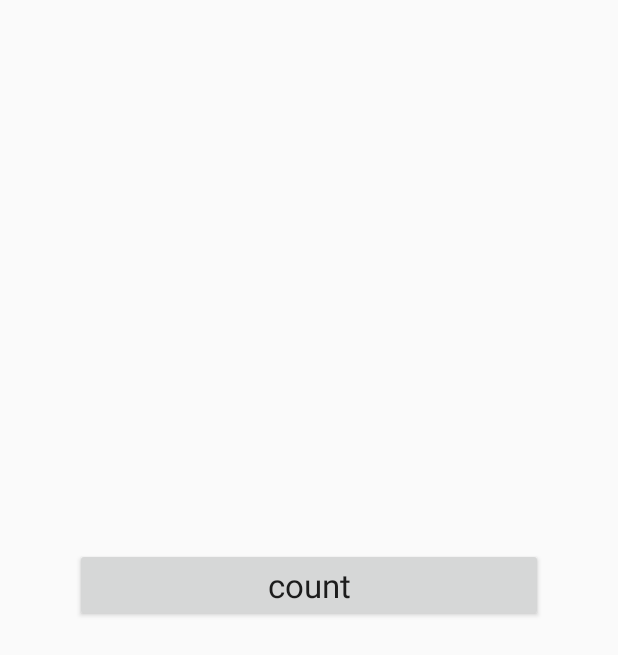
After one commit to jidishengguang123/AndroidDemo, an Android app: the RxJavaActivity screen opened directly, with no data from a screen before it, on a phone screen of 412 x 824 dp. The commit adds this screen. Shown: the top 655 px of the screen. Run offline under Robolectric (Android 15) with nearby library versions, the phone set to English and light mode, and no system bars; libraries missing offline, so code that uses them is left out: rx.android.schedulers, rx.schedulers.

Commit message:
增加RxJava演示demo

```diff
--- a/app/build.gradle
+++ b/app/build.gradle
@@ -24,4 +24,6 @@ dependencies {
     testCompile 'junit:junit:4.12'
     compile 'com.android.support:appcompat-v7:23.1.1'
     compile 'com.android.support:design:23.1.1'
+    compile 'io.reactivex:rxandroid:1.1.0'
+    compile 'io.reactivex:rxjava:1.1.0'
 }
--- a/app/src/main/AndroidManifest.xml
+++ b/app/src/main/AndroidManifest.xml
@@ -30,6 +30,12 @@
                   android:theme="@style/AppTheme.NoActionBar">
 
         </activity>
+
+        <activity android:name=".activity.RxJavaActivity"
+                  android:label="@string/app_name"
+                  android:theme="@style/AppTheme.NoActionBar">
+
+        </activity>
     </application>
 
 </manifest>
--- a/app/src/main/java/com/jeck/demo/activity/MainActivity.java
+++ b/app/src/main/java/com/jeck/demo/activity/MainActivity.java
@@ -25,4 +25,9 @@ public class MainActivity extends AppCompatActivity {
         startActivity(intent);
     }
 
+    public void startRxJavaActivity(View view){
+        Intent intent = new Intent(this,RxJavaActivity.class);
+        startActivity(intent);
+    }
+
 }
--- /dev/null
+++ b/app/src/main/java/com/jeck/demo/activity/RxJavaActivity.java
@@ -0,0 +1,73 @@
+package com.jeck.demo.activity;
+
+import android.app.Activity;
+import android.os.Bundle;
+import android.view.View;
+import android.view.Window;
+import android.widget.TextView;
+import android.widget.Toast;
+
+import com.jeck.demo.R;
+
+import java.util.concurrent.TimeUnit;
+
+import rx.Observable;
+import rx.Subscriber;
+import rx.android.schedulers.AndroidSchedulers;
+import rx.schedulers.Schedulers;
+
+/**
+ * Author:liyang
+ * Email:jidishengguang123@163.com
+ * Date: 2016-01-08
+ * Time: 16:02
+ * Description:
+ */
+public class RxJavaActivity extends Activity {
+    private TextView mCountTextView;
+
+    @Override
+    protected void onCreate(Bundle savedInstanceState) {
+        super.onCreate(savedInstanceState);
+        requestWindowFeature(Window.FEATURE_NO_TITLE);
+        setContentView(R.layout.activity_rxjava);
+        mCountTextView = (TextView) findViewById(R.id.count_textView);
+    }
+
+    public void count(View view) {
+        Observable.OnSubscribe<String> onSubscribe = new Observable.OnSubscribe<String>() {
+            @Override
+            public void call(Subscriber<? super String> subscriber) {
+                for (int i = 0; i <= 100; i++) {
+                    subscriber.onNext("number:" + i);
+                    try {
+                        Thread.sleep(TimeUnit.SECONDS.toMillis(1));
+                    } catch (InterruptedException e) {
+                        e.printStackTrace();
+                    }
+                }
+                subscriber.onCompleted();
+            }
+        };
+        Observable.create(onSubscribe)
+                .subscribeOn(Schedulers.newThread())
+                .observeOn(AndroidSchedulers.mainThread())
+                .subscribe(new Subscriber<String>() {
+                    @Override
+                    public void onCompleted() {
+                        Toast.makeText(RxJavaActivity.this, "计时时间到了！！！！", Toast.LENGTH_LONG).show();
+                    }
+
+                    @Override
+                    public void onError(Throwable e) {
+
+                    }
+
+                    @Override
+                    public void onNext(String t) {
+                        mCountTextView.setText(t);
+                    }
+                });
+    }
+
+}
--- a/app/src/main/res/layout/activity_main.xml
+++ b/app/src/main/res/layout/activity_main.xml
@@ -19,4 +19,10 @@
         android:layout_height="wrap_content"
         android:text="startArcDiagramActivity"/>
 
+    <Button
+        android:onClick="startRxJavaActivity"
+        android:layout_width="wrap_content"
+        android:layout_height="wrap_content"
+        android:text="startRxJavaActivity"/>
+
 </LinearLayout>
--- /dev/null
+++ b/app/src/main/res/layout/activity_rxjava.xml
@@ -0,0 +1,23 @@
+<?xml version="1.0" encoding="utf-8"?>
+<LinearLayout xmlns:android="http://schemas.android.com/apk/res/android"
+              android:layout_width="match_parent"
+              android:layout_height="match_parent"
+              android:gravity="center"
+              android:orientation="vertical">
+
+    <Button
+        android:id="@+id/countBtn"
+        android:onClick="count"
+        android:layout_width="match_parent"
+        android:layout_height="wrap_content"
+        android:layout_marginLeft="50dp"
+        android:layout_marginRight="50dp"
+        android:text="count"
+        android:textAppearance="?android:attr/textAppearanceLarge"/>
+
+    <TextView
+        android:id="@+id/count_textView"
+        android:layout_width="wrap_content"
+        android:layout_height="wrap_content"
+        android:textSize="32sp"/>
+</LinearLayout>
```
